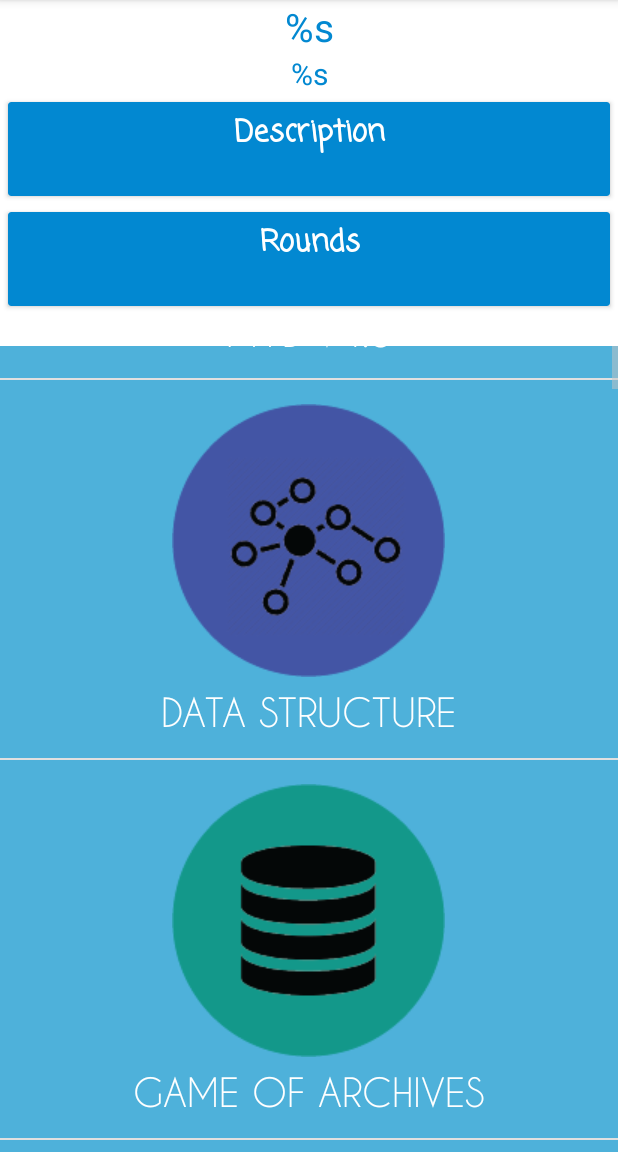
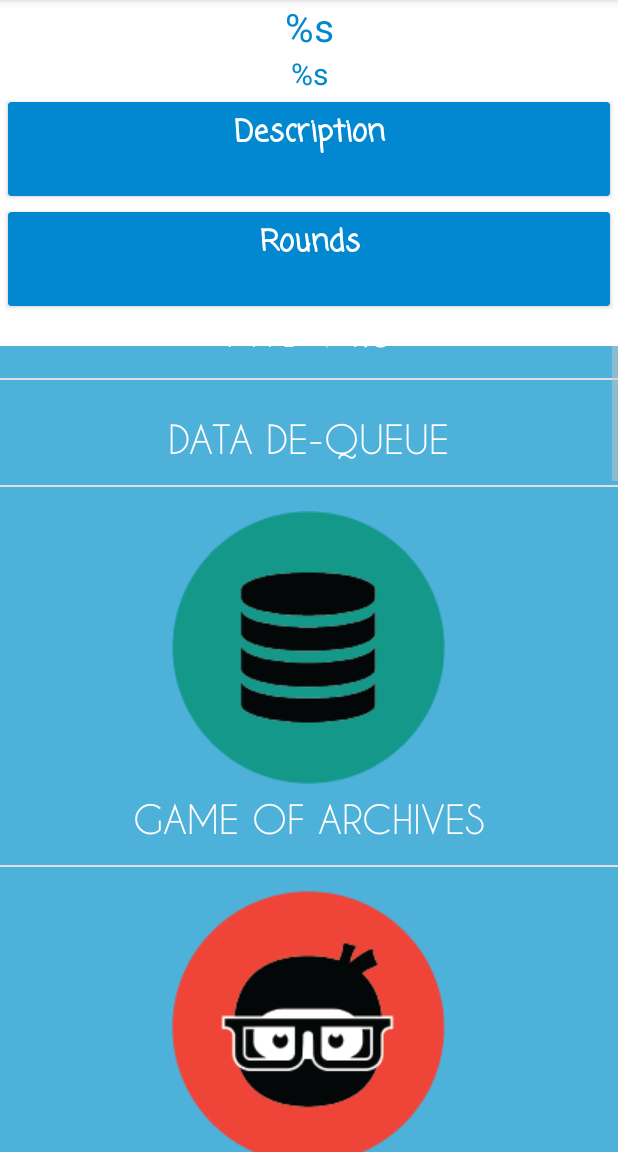
Before and after one commit to nareshvelu96/Interrupt2016, an Android app: the screen it shows after launch (MainActivity), in the side drawer, after a tap on "Events", on a phone screen of 412 x 824 dp, the part 84-1236 px from its top. Run offline under Robolectric (Android 15) with nearby library versions, the light colour scheme and no system bars; libraries missing offline, so code that uses them is left out: com.github.pedrovgs, com.manuelpeinado.fadingactionbar; plain views replace DraggableView; Roboto replaces fonts that are not available here; 17 statements that could not run were skipped.

Commit message:
desc changes

```diff
--- a/app/src/main/res/layout/contact.xml
+++ b/app/src/main/res/layout/contact.xml
@@ -177,7 +177,7 @@
                 android:layout_height="wrap_content"
                 android:layout_width="match_parent"
                 android:layout_gravity="left|top"
-                android:text="FB"
+                android:text="Facebook"
                 android:layout_marginLeft="16dp"
                 android:layout_marginRight="16dp"
                 android:layout_below="@id/feedback"
--- a/app/src/main/res/values/strings.xml
+++ b/app/src/main/res/values/strings.xml
@@ -1,6 +1,6 @@
 <resources>
 
-<string name="chat">Ask me Interrupt-related queries!</string>
+<string name="chat">Ask me Interrupt-related queries!.Try typing help.</string>
     <string-array name="stops">
         <item>100 ft Road</item>
         <item>100ft Road</item>
@@ -341,7 +341,7 @@
     <string-array name="myb">
         <item>MYB V4.0</item>
         <item>On Site Event</item>
-        <item>It’s that time of the year when mid-season sales pop up.\n\nAs brands go all out, marketing their product, you fall prey to buying the 500th pair of ripped jeans,which you might not\nneed, only because of the innumerable times that you watched the advertisement on television.\nThis is probably the case with everyone, but are you one of the few who convinces people into buying that product? Do you have the skills to lay out an attractive trap, luring customers to choose your company?\n\nDo you have the gift of the gab?\n\nIf you think you do, we would say come and show us at MYB event at Interrupt!\n        </item>
+        <item>It’s that time of the year when mid-season sales pop up.\n\nAs brands go all out, marketing their product, you fall prey to buying the 500th pair of ripped jeans\n, only because of the innumerable ads on television.\nThis is probably the case with everyone, but are you one of the few who convince people into buying a product? Do you have the skills to lure  customer into choosing your product?\n\nDo you have the gift of the gab?\n\nIf you think you do, we would say come and show us at MYB!\n        </item>
         <item>Round 1:\tWritten test.\n
 A written test will be conducted to test the logical and analytical skills. It would also gauge your personality.\n\n
 Round 2:\tTaboo.\n
@@ -351,10 +351,10 @@ Round 3:\tMarketing\nA team is given a product, and asked to make a sketch to ad
     </string-array>
 
     <string-array name="datasurfer">
-        <item>DATA STRUCTURE</item>
+        <item>DATA DE-QUEUE</item>
         <item>On Site Event</item>
 
-        <item>What is data? Is it letters? Is it numbers?\nIs it a combination of both? Or is it something completely abstract?\nWell, everything counts as data. Right from alphabets to the copies of oxford dictionary, from the number of times your cat sneezed to the various cat videos\non YouTube everything is data.\nSo how do we store data?\nCan you visualize structures to store data?\nDoes your brain automatically link nodes in the form of lists\nor does it make it more complex by branching? If you can\ndo that, then can you translate those diagrams into segments of code? \n\nCome and try your hand at the data structures event.        </item>
+        <item>What is data? Is it letters? Is it numbers?\nIs it a combination of both? Or is it something completely abstract?\nWell, right from alphabets to the copies of oxford dictionary, from the number of times your cat sneezed to the various cat videos\non YouTube is data.\nSo how do we store data?\nDoes your brain automatically link nodes in the form of lists\nor does it make it more complex by branching?\ncan you translate those diagrams into segments of code? \n\nPut those hours you spent on online coding contests to use at data De-Queue.        </item>
 
         <item>Round 1\nYou have 20 minutes to answer 20 questions. Qualifiers will move on to the next round.\n\nRound 2\nThis is a surprise round but prepare yourself for some hardcore coding.
         </item>
@@ -365,9 +365,9 @@ Round 3:\tMarketing\nA team is given a product, and asked to make a sketch to ad
         <item>GAME OF ARCHIVES</item>
         <item>On Site Event</item>
         <item>
-Imagine you’re watching an episode of Sherlock. What happens in every case?\nEvidences and red herrings pop up and we try to solve the case along with Sherlock and Watson.\nIn the end you’d have noticed what cracks the case would be the seemingly harmless scribble\non the book which lies open carelessly during the time of murder.\nEvery piece of information out there provides clues to the most complex problems.\nRecorded details of the past prove to be the ultimate evidence in the present.\n
-So do you have what it takes to store valuable information?\n Tables are a tool and an archive is a library of data.\nDo you have what it takes to become a DBA?\n
-Here’s an opportunity you wouldn’t want to miss!\nPut your database skills to the best use and show who’s the boss.\nCreate tables that could change the way we perceive and extract information.\nNormalize your data to achieve supreme efficiency.\nThe game is going to be an intense one.\nAre you ready to battle it out in a game of archives?Come, show it at Interrupt!\n
+Imagine you’re watching an episode of Sherlock. What happens in every case?\nEvidences and red herrings pop up willy-nilly and we try to solve the case along with Sherlock and Watson.\nIn the end you’d have noticed what cracks the case would be the seemingly harmless scribble\non the book which lies open carelessly during the time of murder.\nEvery piece of information out there provides clues to the most complex problems.\nRecorded details of the past prove to be the ultimate evidence in the present.\n
+Do you have what it takes to become a DBA?\n\n
+Here’s an opportunity you wouldn’t want to miss!\nPut your database skills to the best use and show who’s the boss.\nCreate tables that could change the way we perceive and extract information.\nNormalize your data to achieve supreme efficiency.\nThe game is going to be an intense one.\n
 </item>
         <item>1. Query Round:\n
 This is the qualifying round that takes place on site.\nJust with some queries and you could be part of the epic battle.\n\n
@@ -389,7 +389,7 @@ Prepare a bill showing item details and the price such that he eats the\nmaximum
         <item>CODE NINJA</item>
         <item>On Site Event</item>
         <item>Let the feast begin!\n
-Brace yourself for the most exciting event as we unravel the mysteries of two of the\nmost popular programming languages, C and C++! If you are good at it, there\nis no better place for you than at this event- Code Ninja.\n\n
+Brace yourself for the most exciting event as we unravel the mysteries of two of the\nmost popular programming languages, C and C++! If you are a good coder, there\nis no better place for you than Code Ninja.\n\n
 It’s time to showcase your coding skills while we take you through challenging rounds. Solve the puzzles and crack the code to find your way to glory.\n\n</item>
         <item>
 Round 1:\nThe first round consists of objective type questions related to the concepts of C and C++.\n Choose the correct option or enter the answers to the questions in the space provided.\nGet a top score to slide into Round 2!\n\n
@@ -403,7 +403,7 @@ Find as many words as you can within the stipulated time to win the event! \n\n
         <item>COGNITION QUEST</item>
         <item>On Site Event</item>
 
-        <item>Do you ponder upon the intricacies while learning about technology?\nDo you search for solutions to the growing needs of this gadget dependent world?\nDo you believe in joining that elite league of innovators?\nIf so, then collate your ideas into a presentation,\ncollaborate with a like minded person and come showcase it at Interrupt.\n\
+        <item>Do you ponder upon the intricacies while learning about technology?\nDo you search for solutions to the problems of this gadget dependent world?\nDo you dream of joining that elite league of innovators?\nIf so, then collate your ideas into a presentation,\ncollaborate with a like minded person and come showcase it at Interrupt.\n\
 </item>
         <item>Rules:\n1. Maximum number of participants in a team is 2.\n
 2. The Topic that the papers need to be based on are suggestive. It is advisable that the paper presentation focuses on one particular topic.\n
@@ -412,13 +412,13 @@ Find as many words as you can within the stipulated time to win the event! \n\n
 5. Paper should be submitted as a word document  (.doc,.docx,.odt) or pdf.\n
 6. Plagiarism is strictly prohibited.\n
 7 .Bring your PowerPoint presentation in a pen drive.\n
-8. Mail your abstract and full paper to @gmail.com on or before.\n
-9. Confirmation mail will be sent to the selected papers on.\n
+8. Mail your abstract and full paper to svcepapier2k16@gmail.com on or before25/09/2016.\n
+9. Confirmation mail will be sent to the selected papers on28/09/2016.\n
 10. Selected candidates should bring two hard-copies of paper.\n
 11. The teams will get minimum of 7 minutes and maximum of 10 minutes for presentation followed by question and answer.\n
 12. Team can register for only one paper.\n
-13. The mail with submission contains:\n- Title-theme of the paper.\n-Name of both participants.\n-phone number of both the authors.\n- E-mail ID.\n
-14. After you have submitted the soft copy, judges will go through your material and\nif you are shortlisted to give the presentation you will be notified.\n\n</item>
+13. The submission should contain:\n- Title-theme of the paper.\n-Name of both participants.\n-phone number of both the authors.\n- E-mail ID.\n
+14. Shortlisted teams will be notified through mail.\n\n</item>
 
     </string-array>
 <string name="about_interrupt">Webster\’s Dictionary defines the word ‘Interrupt’ as ”to break off or cause to cease, as in the middle of something”.\nComputer scientists define ‘Interrupt’ as ”A hardware signal that breaks the flow of program execution and transfers control to a predetermined storage location so that another procedure can be followed or a new operation carried out”, but at SVCE, we define Interrupt simply as THE place to be for anyone with a passion for CS.\n\nInterrupt has had students marking their calendars for years now and this year it\’s back and bigger than ever!\nAre you the Don of Logic? Can you make databases dance to your tunes?\nOr is being a Code Ninja more your style? Join us at SVCE on October 1st and find out!\n\n
@@ -445,7 +445,7 @@ across the country, this event was a huge success.</string>
         <item>DON OF LOGIC</item>
         <item>On Site Event</item>
 
-        <item>Do you have what it takes to survive against a wild bear if you just have just a blanket,\n a broomstick and an ice-cream sandwich on you?\nCan you de-code cryptic messages and come up with an algorithm to save the day?\nAre you better than others at lateral thinking?\nIf your answer to the above questions are yes, then only one thing remains to be decided.\nAre you worthy of being the Don Of Logic?\n\n</item>
+        <item>Can survive against a wild bear if you just have just a blanket,\n a broomstick and an ice-cream sandwich on you?\nCan you de-code cryptic messages and come up with an algorithm to save the day?\nAre you better than others at lateral thinking?\nIf your answer to the above questions are yes, then only one thing remains to be decided.\nAre you worthy of being the Don Of Logic?\n\n</item>
 
         <item>Round 1: Written Test\nA set of 30 lateral thinking questions, to be answered in 45 minutes. 10 people will be moved into the next round.\nThere will be one bonus question in the case of ties.\n\n
 Round 2: Quiz\nThe 10 people are cast into teams of 2 according to their marks in the previous round,\nso that there are 5 teams totally.\nEach team is given 5 cards initially. The card will have a daily household object like a blanket or a broomstick. \nThere is one special card, which has all the objects (tools). This is called a Wild Card.\nThe quiz master poses a survival question, and each team has to take out an answer card and place it face down.\nOnce all the teams have done so, each team has to show what tool they used and why they used that tool.\nOnly if the explanation is correct, will the team be awarded a point.\nEach team will now be given a new card (can be any tool) from the pack.\nThe three teams which get 13 points first move into the next round.\nSuppose someone uses the correct tool but doesn\'t give the correct explanation, they will not be awarded a point.\n Suppose someone knows the answer but doesn\'t have\nthe correct card, they will not be awarded a point.\nSuppose someone uses a Wild Card but doesn\'t tell what tool they\'re using\nfrom the EC correctly, they won\'t get a point.\n(Maximum time: 90-100 minutes)\n\n
@@ -495,7 +495,7 @@ All your clicks will be judged only by the juries and not by likes or shares, as
 
         <item>QUIZZLER</item>
         <item>Online Event</item>
-        <item>The quintessential geek is defined by the thick, round glasses and frequent usage of big technical words like\n\"Architectural Neutral Distribution Format \“.Sounds familiar?\nAre you willing to fight it out in a buzzer induced frenzy?\nAre you ready to be questioned on anything under the sun?(Or cloud, pun intended).\nAs the clock keeps ticking, we expect you to bring your A game at Interrupt this year!\n\n</item>
+        <item>The quintessential geek is defined by the thick, round glasses and frequent usage of long words like\n\“Non co-operative oligopolistic equilibrium \“.Sounds familiar?\nAre you willing to fight it out in a buzzer induced frenzy?\nAre you ready to be questioned on anything under the sun?(pun intended!).\nwe expect you to bring your A game at Quizzler this year!\n\n</item>
         <item>The event is organised into 3 levels: Easy, Medium and Hard.\nLevel 1 consists of 80 questions, followed by 60 questions in level 2 and 30 questions in level 3.\n\n
 The questions are randomly generated at each level according to their level of difficulty.\n
 Each level consists of questions that fall under six major categories, namely:\n
```
